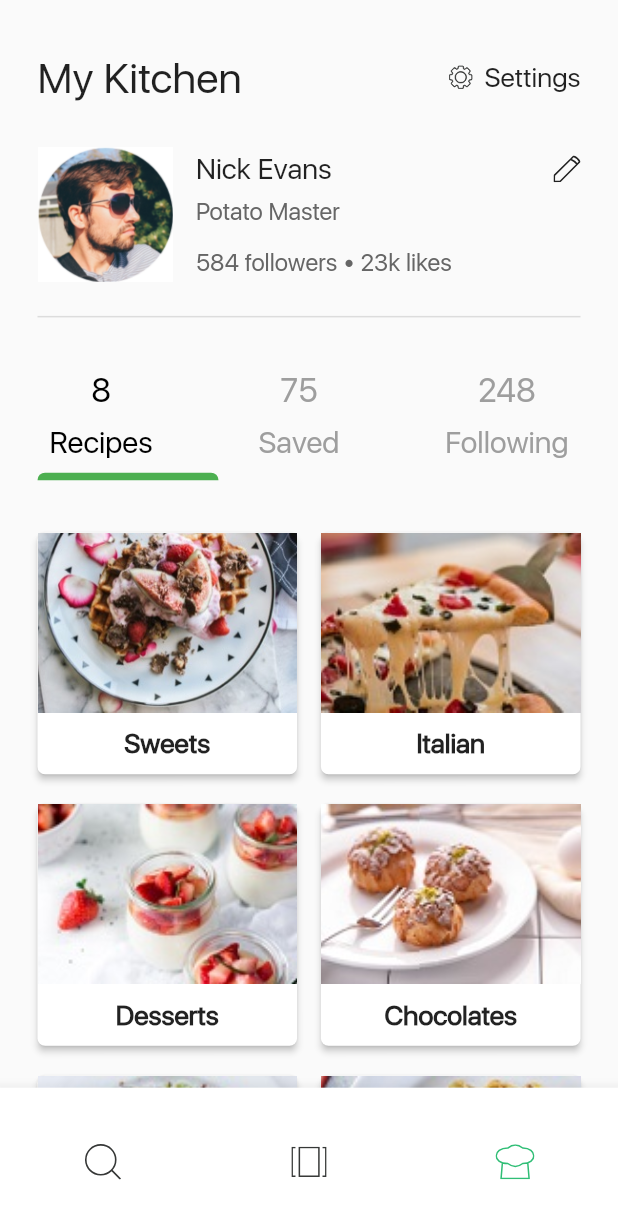
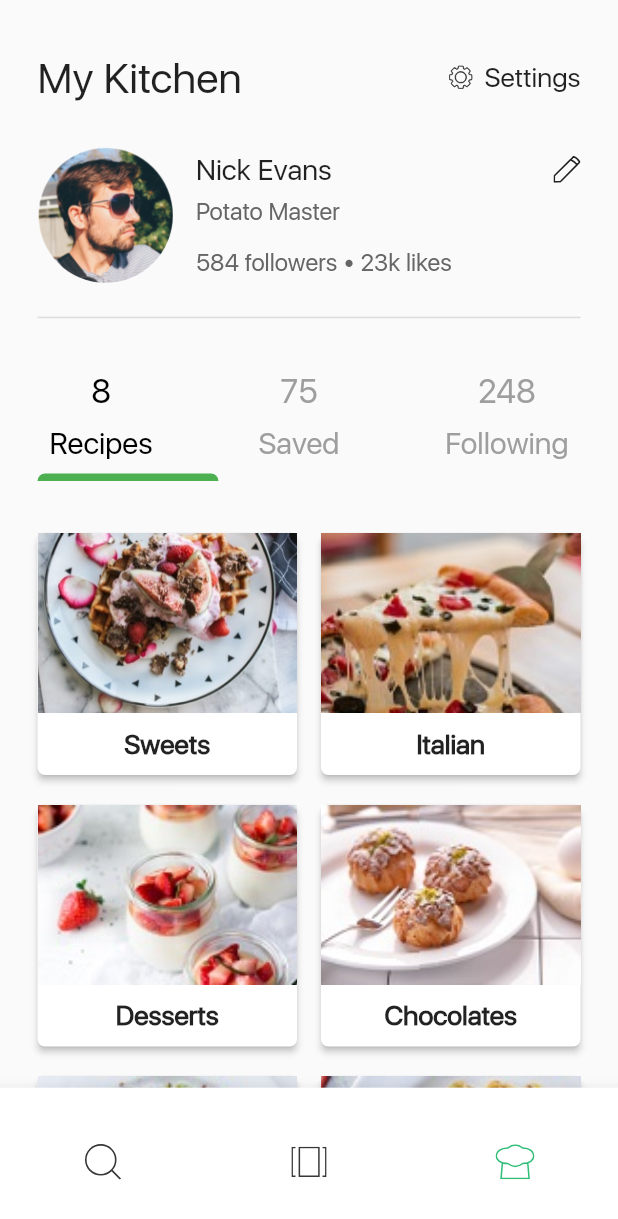
Before and after one commit to JoaoVictorArruda/scratch-recipe-app, a Flutter app: the screen it shows after launch, after a tap on "Continue with Facebook", on a phone screen of 412 x 824 dp. Shown: the top 1219 px of the screen. Run offline on Flutter 3.47's test engine with Material 2 defaults, Android fonts, the phone set to English and light mode, and no system bars; our stand-ins replace auto_size_text, flutter_bloc, flutter_svg; missing offline and left inert: flutter_facebook_auth.

Commit message:
feat: facebook login

```diff
--- /dev/null
+++ b/lib/application/signup/signup_form_cubit.dart
@@ -0,0 +1,40 @@
+import 'package:flutter_bloc/flutter_bloc.dart';
+import 'package:flutter_facebook_auth/flutter_facebook_auth.dart';
+import 'package:scratch_recipe_app/domain/profile/profile.dart';
+
+class SignupFormState {
+
+
+}
+
+
+class SignupFormCubit extends Cubit<SignupFormState> {
+
+  SignupFormCubit(this.facebookAuth) : super(SignupFormState());
+
+  final FacebookAuth facebookAuth;
+
+  void initial() {
+    Profile.isFacebook = false;
+  }
+
+  String login(String email, String password) {
+    if(email == 'admin@scratch.com' && password == 'admin') {
+      return "";
+    }
+    return "Invalid credentials";
+  }
+
+  Future<String> loginWithFacebook() async {
+    final result = await facebookAuth.login();
+    if (result.status == LoginStatus.success) {
+      final _userData = await facebookAuth.getUserData();
+      Profile.isFacebook = true;
+      Profile.imageFacebook = _userData['picture']['data']['url'];
+      Profile.nameFacebook = _userData['name'];
+      return "";
+    }
+    return result.message.toString();
+  }
+
+}
--- a/lib/dependencies.dart
+++ b/lib/dependencies.dart
@@ -1,5 +1,5 @@
-// import 'package:flutter_facebook_login/flutter_facebook_login.dart';
 import 'package:flutter_bloc/flutter_bloc.dart';
+import 'package:flutter_facebook_auth/flutter_facebook_auth.dart';
 import 'package:scratch_recipe_app/domain/profile/i_profile_repository.dart';
 import 'package:scratch_recipe_app/domain/recipe/i_recipe_repository.dart';
 import 'package:scratch_recipe_app/infrastructure/profile/profile_local_repository.dart';
@@ -8,12 +8,7 @@ import 'package:scratch_recipe_app/infrastructure/recipe/recipe_local_repository
 
 List<RepositoryProvider> buildRepositories() {
   return [
-    // RepositoryProvider<SecureStorageRepository>(
-    //   create: (context) => SecureStorageRepository(
-    //     FlutterSecureStorage(),
-    //   ),
-    // ),
-    // RepositoryProvider<FacebookLogin>(create: (context) => FacebookLogin()),
+    RepositoryProvider<FacebookAuth>(create: (context) => FacebookAuth.instance),
     RepositoryProvider<IRecipeRepository>(create: (context) => RecipeLocalRepository()),
     RepositoryProvider<IProfileRepository>(create: (context) => ProfileLocalRepository()),
   ];
--- a/lib/domain/profile/profile.dart
+++ b/lib/domain/profile/profile.dart
@@ -9,13 +9,17 @@ class Profile {
   final String saved;
   final List<Recipe> recipes;
 
+  static bool isFacebook = false;
+  static String nameFacebook = '';
+  static String imageFacebook = '';
+
   Profile({required this.name, required this.description, required this.image, required this.followers, required this.likes, required this.following, required this.saved, required this.recipes});
 
   factory Profile.fromJson(Map<String, dynamic> jsonData) {
     return Profile(
-      name: jsonData['name'],
+      name: isFacebook ? nameFacebook : jsonData['name'],
       description: jsonData['description'],
-      image: jsonData['image'],
+      image: isFacebook ? imageFacebook : jsonData['image'],
       followers: jsonData['followers'],
       likes: jsonData['likes'],
       following: jsonData['following'],
--- a/lib/presentation/profile/profile_overview_page.dart
+++ b/lib/presentation/profile/profile_overview_page.dart
@@ -3,6 +3,7 @@ import 'package:flutter_bloc/flutter_bloc.dart';
 import 'package:flutter_svg/flutter_svg.dart';
 import 'package:scratch_recipe_app/application/profile/profile_overview_cubit.dart';
 import 'package:scratch_recipe_app/domain/profile/i_profile_repository.dart';
+import 'package:scratch_recipe_app/domain/profile/profile.dart';
 import 'package:scratch_recipe_app/navigator_utils.dart';
 import 'package:scratch_recipe_app/presentation/profile/widgets/recipe_card_widget.dart';
 import 'package:scratch_recipe_app/presentation/recipe/recipe_overview/recipe_overview_page.dart';
@@ -125,7 +126,28 @@ class _ProfileOverviewPageState extends State<ProfileOverviewPage> {
                       ),
                       Row(
                         children: [
-                          Image.asset(state.profile.image, width: MediaQuery.of(context).size.width * 0.22,),
+                          if(Profile.isFacebook) Container(
+                              width: MediaQuery.of(context).size.width * 0.22,
+                              height: MediaQuery.of(context).size.width * 0.22,
+                              decoration: BoxDecoration(
+                                  shape: BoxShape.circle,
+                                  image: DecorationImage(
+                                      fit: BoxFit.fill,
+                                      image: NetworkImage(
+                                          state.profile.image)
+                                  )
+                              )),
+                          if(!Profile.isFacebook) Container(
+                              width: MediaQuery.of(context).size.width * 0.22,
+                              height: MediaQuery.of(context).size.width * 0.22,
+                              decoration: BoxDecoration(
+                                  shape: BoxShape.circle,
+                                  image: DecorationImage(
+                                      fit: BoxFit.fill,
+                                      image: AssetImage(
+                                          state.profile.image)
+                                  )
+                              )),
                           Expanded(
                             child: Padding(
                               padding: const EdgeInsets.only(left: 15.0),
--- a/lib/presentation/signup/signup_form_page.dart
+++ b/lib/presentation/signup/signup_form_page.dart
@@ -1,14 +1,28 @@
+import 'package:auto_size_text/auto_size_text.dart';
 import 'package:flutter/cupertino.dart';
 import 'package:flutter/material.dart';
+import 'package:flutter_bloc/flutter_bloc.dart';
+import 'package:flutter_facebook_auth/flutter_facebook_auth.dart';
+import 'package:scratch_recipe_app/application/signup/signup_form_cubit.dart';
 import 'package:scratch_recipe_app/navigator_utils.dart';
 import 'package:scratch_recipe_app/presentation/profile/profile_overview_page.dart';
 import 'package:scratch_recipe_app/presentation/themes.dart';
 
 class SignupFormPage extends StatelessWidget {
-  const SignupFormPage({Key? key}) : super(key: key);
+  SignupFormPage({Key? key}) : super(key: key);
+
+  final TextEditingController emailTextEditingController = TextEditingController();
+  final TextEditingController passwordTextEditingController = TextEditingController();
 
   @override
   Widget build(BuildContext context) {
+    return BlocProvider(
+      create: (_) => SignupFormCubit(context.read<FacebookAuth>())..initial(),
+      child: BlocConsumer<SignupFormCubit, SignupFormState>(
+      listener: (BuildContext context, SignupFormState state) {
+
+      },
+      builder: (BuildContext context, SignupFormState state) {
         return SafeArea(
           child: Scaffold(
               body: SingleChildScrollView(
@@ -25,6 +39,7 @@ class SignupFormPage extends StatelessWidget {
                           SizedBox(height: 50,),
                           Text('Email address', style: TextStyle(color: Color(0xFFA8A8A8), fontSize: 16),),
                           TextFormField(
+                            controller: emailTextEditingController,
                             decoration: InputDecoration(
                               focusedBorder: UnderlineInputBorder(
                                 borderSide: BorderSide(
@@ -40,13 +55,18 @@ class SignupFormPage extends StatelessWidget {
                               Text('Forgot password?', style: TextStyle(fontSize: 16),),
                             ],
                           ),
-                    TextFormField(obscureText: true, decoration: InputDecoration(focusedBorder: UnderlineInputBorder(borderSide: BorderSide(color: primaryColor),),)),
+                          TextFormField(controller: passwordTextEditingController, obscureText: true, decoration: InputDecoration(focusedBorder: UnderlineInputBorder(borderSide: BorderSide(color: primaryColor),),)),
                           SizedBox(height: 35,),
                           Container(
                             height: 60,
                             child: ElevatedButton(
                                 onPressed: () {
+                                  String message = context.read<SignupFormCubit>().login(emailTextEditingController.text, passwordTextEditingController.text);
+                                  if(message == "") {
                                     pushToPage(context, ProfileOverviewPage());
+                                  } else {
+                                    _showDialog(context, message);
+                                  }
                                 },
                                 style: ButtonStyle(
                                   backgroundColor:  MaterialStateProperty.all<Color>(primaryColor),
@@ -60,16 +80,23 @@ class SignupFormPage extends StatelessWidget {
                             height: 60,
                             child: ElevatedButton(
                               style: ElevatedButton.styleFrom(primary: Color(0xFF2C66B6)),
-                        onPressed: () {
+                              onPressed: () async {
+                                String message = await context.read<SignupFormCubit>().loginWithFacebook();
+                                if(message == "") {
                                   pushToPage(context, ProfileOverviewPage());
-                          // context.read<SignInFormCubit>().signInWithFacebook();
+                                } else {
+                                  _showDialog(context, message);
+                                }
                               },
                               child: Container(
                                 child: Row(
                                   children: [
                                     Image.asset('assets/facebook_logo.png'),
                                     SizedBox(width: 20,),
-                              Text('Continue with Facebook', style: TextStyle(fontSize: 26, fontWeight: FontWeight.bold),),
+                                    FittedBox(
+                                        fit: BoxFit.fitWidth,
+                                        child: AutoSizeText('Continue with Facebook', style: TextStyle(fontWeight: FontWeight.bold, fontSize: 26),)
+                                    )
                                   ],
                                 ),
                               ),
@@ -79,7 +106,7 @@ class SignupFormPage extends StatelessWidget {
                           Column(
                             crossAxisAlignment: CrossAxisAlignment.center,
                             children: [
-                        Text('New to Scratch?', style: TextStyle(color: Color(0xFFA8A8A8), fontSize: 16),),
+                              Text('to Scratch?', style: TextStyle(color: Color(0xFFA8A8A8), fontSize: 16),),
                               SizedBox(height: 10,),
                               Text('Create Account Here', style: TextStyle(color: primaryColor, fontSize: 20),),
                             ],
@@ -93,4 +120,31 @@ class SignupFormPage extends StatelessWidget {
           ),
         );
       }
+      ));
   }
+
+  _showDialog(BuildContext context, String message) async {
+    await showDialog<String>(
+      context: context,
+        builder: (BuildContext context) {
+          return AlertDialog(
+            contentPadding: const EdgeInsets.all(16.0),
+            content: Row(
+              children: <Widget>[
+                Expanded(
+                  child: Text(message),
+                ),
+              ],
+            ),
+            actions: <Widget>[
+            ElevatedButton(
+                child: const Text('Ok'),
+                onPressed: () {
+                  Navigator.pop(context);
+                }),
+            ],
+          );
+        }
+    );
+  }
+}
--- a/pubspec.yaml
+++ b/pubspec.yaml
@@ -27,6 +27,8 @@ dependencies:
   flutter_bloc: ^7.1.0
   tab_indicator_styler: ^2.0.0
   flutter_svg: ^0.22.0
+  auto_size_text: ^3.0.0-nullsafety.0
+  flutter_facebook_auth: ^3.0.0-nullsafety.0
 
 dev_dependencies:
   flutter_test:
```
Also changed, not shown: pubspec.lock, 5 other files. Lines whose indentation alone changed are shown as unchanged.
